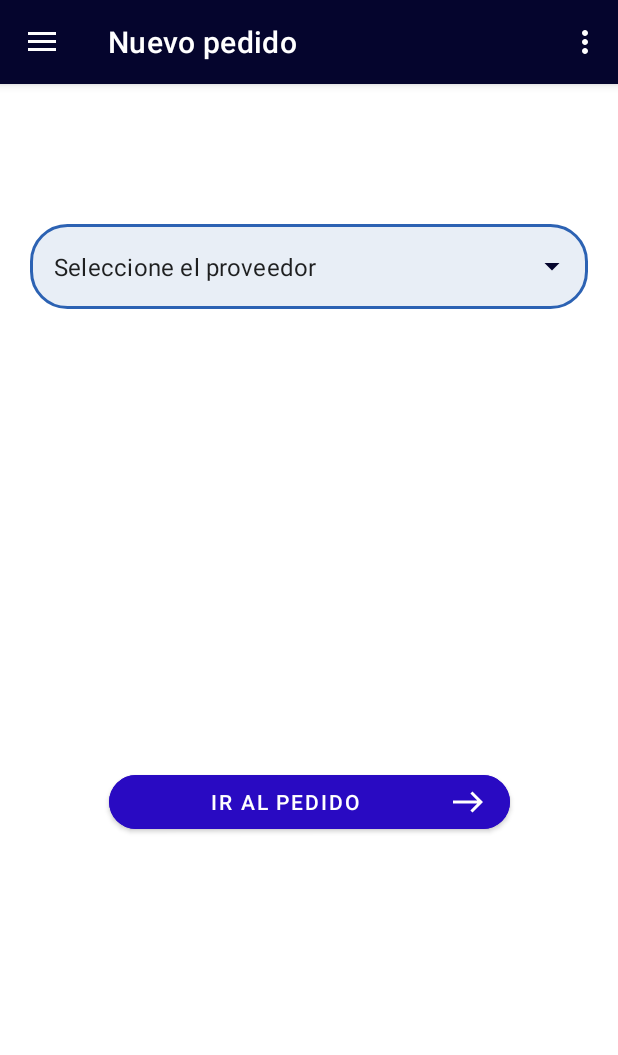
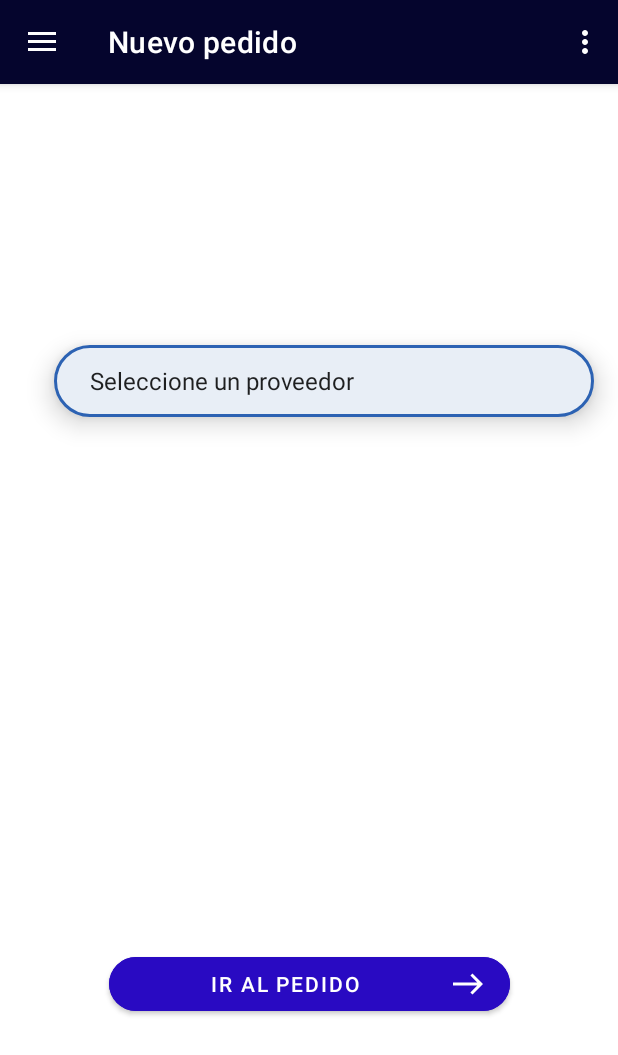
Before and after one commit to Martin-Ball/PreventApp2, an Android app: the screen it shows after launch once a user with an empty profile is signed in (MainActivity), on a phone screen of 412 x 824 dp. Shown: the top 1055 px of the screen. Run offline under Robolectric (Android 15) with nearby library versions, the phone set to English and light mode, and no system bars; our stand-ins replace Firebase (no records; nobody signed in at launch, a user with empty details on screens opened directly), navigation-ui; libraries missing offline, so code that uses them is left out: com.toptoche.searchablespinnerlibrary; 1 statement that could not run was skipped.

Commit message:
Change CompanyFragment and Orders Sent

```diff
--- a/app/src/main/java/com/martin/preventapp/firebase/Company.java
+++ b/app/src/main/java/com/martin/preventapp/firebase/Company.java
@@ -21,6 +21,8 @@ public class Company {
 
     public ArrayList<String> companyList (View view) {
 
+        CompanyList.add(0, "Seleccione un proveedor");
+
         FirebaseUser currentFirebaseUser = FirebaseAuth.getInstance().getCurrentUser() ;
 
         FirebaseFirestore db = FirebaseFirestore.getInstance();
--- a/app/src/main/java/com/martin/preventapp/ui/new_order/Company/CompanyFragment.java
+++ b/app/src/main/java/com/martin/preventapp/ui/new_order/Company/CompanyFragment.java
@@ -11,6 +11,7 @@ import android.view.ViewGroup;
 import android.widget.AdapterView;
 import android.widget.ArrayAdapter;
 import android.widget.Button;
+import android.widget.Spinner;
 import android.widget.Toast;
 import androidx.fragment.app.Fragment;
 import androidx.fragment.app.FragmentManager;
@@ -27,7 +28,7 @@ import com.martin.preventapp.ui.new_order.NewOrderFragment;
 public class CompanyFragment extends Fragment {
 
     private FragmentCompanyBinding binding;
-    private String companySelected;
+    private String CompanySelected;
 
     @Override
     public View onCreateView(LayoutInflater inflater, ViewGroup container,
@@ -40,13 +41,23 @@ public class CompanyFragment extends Fragment {
 
         Company CompanyList = new Company();
 
-        ArrayAdapter arrayAdapter = new ArrayAdapter(root.getContext(), android.R.layout.simple_list_item_1, CompanyList.companyList(root));
-        binding.companyAutoCompleteTextView.setAdapter(arrayAdapter);
+        //Spinner Company
 
-        binding.companyAutoCompleteTextView.setOnItemClickListener(new AdapterView.OnItemClickListener() {
+        Spinner spinnerCompany = root.findViewById(R.id.spinnerCompany);
+        ArrayAdapter<String> adapter = new ArrayAdapter<String>(getActivity(), android.R.layout.simple_spinner_item, CompanyList.companyList(root));
+        adapter.setDropDownViewResource(android.R.layout.simple_spinner_dropdown_item);
+        spinnerCompany.setAdapter(adapter);
+
+        spinnerCompany.setOnItemSelectedListener(new AdapterView.OnItemSelectedListener() {
             @Override
-            public void onItemClick(AdapterView<?> adapterView, View view, int i, long l) {
-                companySelected = adapterView.getItemAtPosition(i).toString();
+            public void onItemSelected(AdapterView<?> adapterView, View view, int position, long l) {
+                CompanySelected = adapterView.getItemAtPosition(position).toString();
+                Toast.makeText(root.getContext(), CompanySelected, Toast.LENGTH_SHORT).show();
+            }
+
+            @Override
+            public void onNothingSelected(AdapterView<?> adapterView) {
+
             }
         });
 
@@ -65,18 +76,17 @@ public class CompanyFragment extends Fragment {
                 Products prod = new Products();
                 prod.addNewProduct("Ideas Gastronómicas", root);
 
-                if(companySelected == null){
+                if(CompanySelected == "Seleccione un proveedor"){
                     Toast.makeText(root.getContext(), "Seleccione un proveedor", Toast.LENGTH_SHORT).show();
                 }else {
 
-                    bundle.putString("CompanySelected", companySelected); // Put anything what you want
+                    bundle.putString("CompanySelected", CompanySelected); // Put anything what you want
                     newOrderFragment.setArguments(bundle);
 
                     fragmentManager.beginTransaction()
-                            .replace(R.id.nav_host_fragment_content_main, newOrderFragment, null)
-                            //.setReorderingAllowed(true)
-                            .addToBackStack(null) // name can be null
-                            .commit();
+                    .replace(R.id.nav_host_fragment_content_main, newOrderFragment)
+                    .addToBackStack(null) // name can be null
+                    .commit();
                 }
             }
         });
--- /dev/null
+++ b/app/src/main/res/drawable/ic_dropdown.xml
@@ -0,0 +1,5 @@
+<vector android:height="2dp" android:tint="?attr/colorControlNormal"
+    android:viewportHeight="24" android:viewportWidth="24"
+    android:width="2dp" xmlns:android="http://schemas.android.com/apk/res/android">
+    <path android:fillColor="@android:color/white" android:pathData="M7,10l5,5 5,-5z"/>
+</vector>
--- a/app/src/main/res/layout/fragment_company.xml
+++ b/app/src/main/res/layout/fragment_company.xml
@@ -7,36 +7,30 @@
     android:layout_height="match_parent"
     tools:context=".ui.new_order.Company.CompanyFragment">
 
-    <com.google.android.material.textfield.TextInputLayout
-        android:id="@+id/companyTextInputLayout"
-        style="@style/Widget.MaterialComponents.TextInputLayout.OutlinedBox.ExposedDropdownMenu"
-        android:layout_width="0dp"
+    <Spinner
+        android:id="@+id/spinnerCompany"
+        android:layout_width="360dp"
         android:layout_height="wrap_content"
-        android:layout_marginStart="20dp"
-        android:layout_marginTop="88dp"
-        android:layout_marginEnd="20dp"
+        android:layout_gravity="center_horizontal"
+        android:layout_marginTop="140dp"
+        android:background="@drawable/shape_blue"
+        android:drawableEnd="@drawable/ic_dropdown"
+        android:minHeight="48dp"
+        android:paddingStart="16dp"
+        android:paddingEnd="16dp"
+        app:layout_constraintBottom_toTopOf="@+id/go_order"
         app:layout_constraintEnd_toEndOf="parent"
-        app:layout_constraintHorizontal_bias="1.0"
+        app:layout_constraintHorizontal_bias="0.686"
         app:layout_constraintStart_toStartOf="parent"
-        app:layout_constraintTop_toTopOf="parent">
-
-
-        <AutoCompleteTextView
-            android:id="@+id/companyAutoCompleteTextView"
-            android:layout_width="match_parent"
-            android:layout_height="wrap_content"
-            android:background="@drawable/shape_blue"
-            android:inputType="none"
-            android:popupBackground="@drawable/shape_blue"
-            android:text="Seleccione el proveedor" />
-
-    </com.google.android.material.textfield.TextInputLayout>
+        app:layout_constraintTop_toTopOf="parent"
+        app:layout_constraintVertical_bias="0.088"
+        android:elevation="10dp"/>
 
     <Button
         android:id="@+id/go_order"
         android:layout_width="267dp"
         android:layout_height="wrap_content"
-        android:layout_marginTop="152dp"
+        android:layout_marginBottom="144dp"
         android:backgroundTint="@color/linkiar_signin"
         android:drawableRight="@drawable/ic_arrow"
         android:text="IR AL PEDIDO"
@@ -44,7 +38,6 @@
         app:layout_constraintBottom_toBottomOf="parent"
         app:layout_constraintEnd_toEndOf="parent"
         app:layout_constraintStart_toStartOf="parent"
-        app:layout_constraintTop_toBottomOf="@+id/companyTextInputLayout"
-        app:layout_constraintVertical_bias="0.366" />
+        android:elevation="10dp"/>
 
 </androidx.constraintlayout.widget.ConstraintLayout>
```
Also changed, not shown: app/src/main/java/com/martin/preventapp/ui/orders_sent/FragmentSpinnerSearchableClient.java (+10 -46 lines), app/src/main/java/com/martin/preventapp/ui/orders_sent/OrdersSentFragment.java (+17 -15 lines), app/src/main/java/com/martin/preventapp/ui/orders_sent/fragment_orders/OrdersFragment.java (+6 -5 lines), app/src/main/res/drawable/ic_search.xml (added, +10 -0 lines), app/src/main/res/layout/fragment_date_selector.xml (renamed from app/src/main/res/layout/fragment_spinner_searchable_client.xml, +2 -15 lines), app/src/main/res/layout/fragment_new_order.xml (+10 -5 lines), app/src/main/res/layout/fragment_orders.xml (+14 -9 lines), app/src/main/res/layout/fragment_orders_sent.xml (+9 -19 lines), app/src/main/res/drawable/shape_blue.xml (line endings or trailing spaces).
